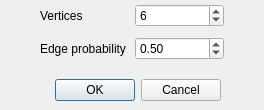
piotrcholody/Graphs, file Lab_02/ggenerator.ui: the form before one commit.
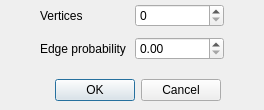
The form after the commit.

Patch:
```diff
--- a/Lab_02/ggenerator.ui
+++ b/Lab_02/ggenerator.ui
@@ -29,7 +29,7 @@
     <set>QDialogButtonBox::Cancel|QDialogButtonBox::Ok</set>
    </property>
   </widget>
-  <widget class="QWidget" name="">
+  <widget class="QWidget" name="layoutWidget">
    <property name="geometry">
     <rect>
      <x>40</x>
@@ -51,13 +51,13 @@
       <item>
        <widget class="QSpinBox" name="spinBox">
         <property name="minimum">
-         <number>1</number>
+         <number>0</number>
         </property>
         <property name="maximum">
          <number>30</number>
         </property>
         <property name="value">
-         <number>6</number>
+         <number>0</number>
         </property>
        </widget>
       </item>
@@ -81,7 +81,7 @@
          <double>0.010000000000000</double>
         </property>
         <property name="value">
-         <double>0.500000000000000</double>
+         <double>0.000000000000000</double>
         </property>
        </widget>
       </item>
```
